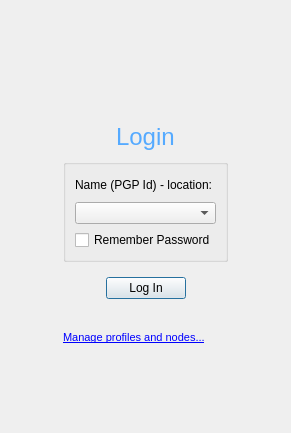
This is retroshare-gui/src/gui/StartDialog.ui in RetroShare/RetroShare as Qt 5 draws it before an edit. The edited form follows.
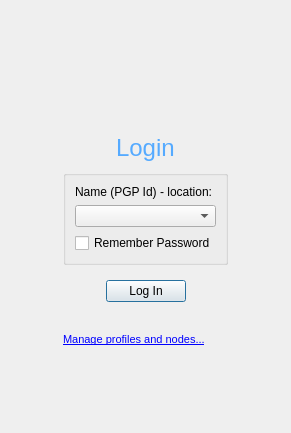
This is the edited form. Icons and pictures are not drawn. Custom widgets are drawn as their Qt base class.

What changed in the file:
```diff
--- a/retroshare-gui/src/gui/StartDialog.ui
+++ b/retroshare-gui/src/gui/StartDialog.ui
@@ -17,26 +17,21 @@
    <iconset resource="images.qrc">
     <normaloff>:/images/logo/logo_32.png</normaloff>:/images/logo/logo_32.png</iconset>
   </property>
-  <layout class="QVBoxLayout" name="verticalLayout_2">
-   <property name="margin">
-    <number>0</number>
-   </property>
-   <item>
-    <layout class="QGridLayout" name="gridLayout_4">
-     <property name="leftMargin">
-      <number>0</number>
-     </property>
-     <property name="rightMargin">
-      <number>0</number>
-     </property>
-     <property name="bottomMargin">
-      <number>0</number>
-     </property>
-     <item row="0" column="0" colspan="4">
       <layout class="QGridLayout">
        <property name="leftMargin">
         <number>0</number>
        </property>
+   <property name="rightMargin">
+    <number>0</number>
+   </property>
+   <property name="bottomMargin">
+    <number>0</number>
+   </property>
+   <item row="0" column="0" colspan="4">
+    <layout class="QGridLayout" name="toolButtonHLayout">
+     <property name="leftMargin">
+      <number>0</number>
+     </property>
        <property name="topMargin">
         <number>6</number>
        </property>
@@ -50,7 +45,7 @@
         <number>6</number>
        </property>
        <item row="0" column="0">
-        <spacer>
+      <spacer name="toolButtonLHSpacer">
          <property name="orientation">
           <enum>Qt::Horizontal</enum>
          </property>
@@ -88,7 +83,7 @@
         </widget>
        </item>
        <item row="0" column="2">
-        <spacer>
+      <spacer name="toolButtonRHSpacer">
          <property name="orientation">
           <enum>Qt::Horizontal</enum>
          </property>
@@ -103,7 +98,7 @@
       </layout>
      </item>
      <item row="1" column="0" colspan="4">
-      <layout class="QGridLayout" name="gridLayout_2">
+    <layout class="QGridLayout" name="labelGLayout">
        <item row="0" column="0">
         <spacer name="horizontalSpacer">
          <property name="orientation">
@@ -194,7 +189,7 @@
       </layout>
      </item>
      <item row="3" column="1" rowspan="2" colspan="2">
-      <widget class="QGroupBox" name="groupBox">
+    <widget class="QGroupBox" name="loadNameGBox">
        <property name="enabled">
         <bool>true</bool>
        </property>
@@ -226,7 +221,7 @@
       </widget>
      </item>
      <item row="5" column="0" colspan="4">
-      <layout class="QGridLayout" name="gridLayout_3">
+    <layout class="QGridLayout" name="loadButtonGLayout">
        <property name="topMargin">
         <number>9</number>
        </property>
@@ -247,7 +242,7 @@
         </widget>
        </item>
        <item row="0" column="0">
-        <spacer>
+      <spacer name="loadButtonLHSpacer">
          <property name="orientation">
           <enum>Qt::Horizontal</enum>
          </property>
@@ -260,7 +255,7 @@
         </spacer>
        </item>
        <item row="0" column="2">
-        <spacer>
+      <spacer name="loadButtonRHSpacer">
          <property name="orientation">
           <enum>Qt::Horizontal</enum>
          </property>
@@ -305,8 +300,6 @@
         <enum>QFrame::Raised</enum>
        </property>
       </widget>
-     </item>
-    </layout>
    </item>
   </layout>
  </widget>
```
Left out of the diff: 8 changed lines with no effect on the pictures. Lines whose indentation alone changed are shown as unchanged.
